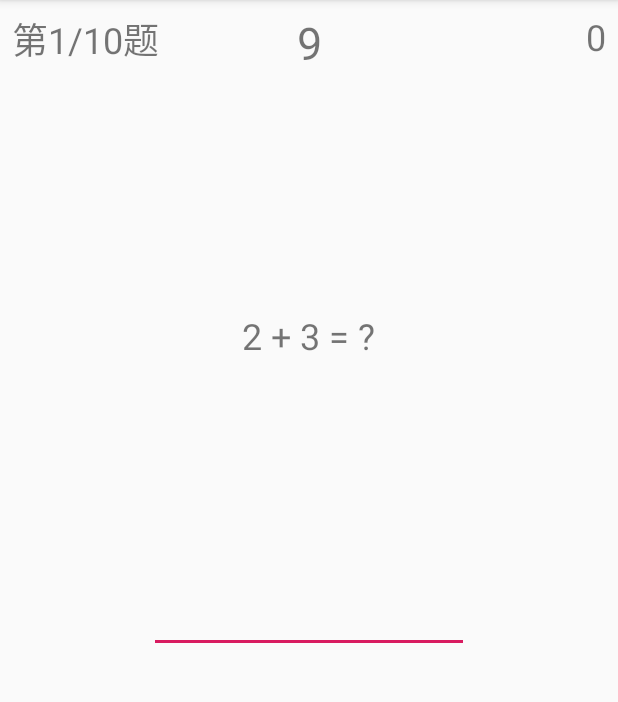
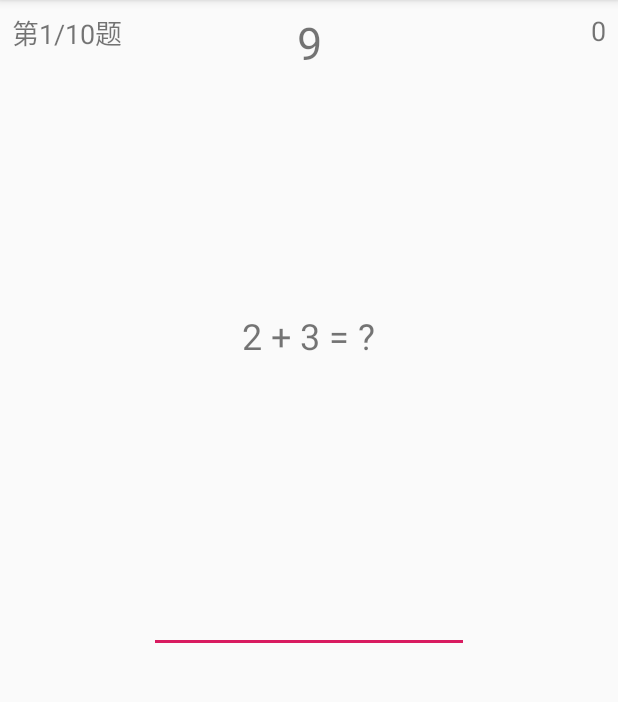
Before and after one commit to AkibaSummer/Oral_calculus, an Android app: the screen it shows after launch (TestActivity), after a tap on "10以内的加法", on a phone screen of 412 x 824 dp, the part 84-786 px from its top. Run offline under Robolectric (Android 15) with nearby library versions, the phone set to English and light mode, and no system bars.

Commit message:
setting type

```diff
--- a/app/src/main/java/com/silentselene/Oral_calculus/HomeFragment.java
+++ b/app/src/main/java/com/silentselene/Oral_calculus/HomeFragment.java
@@ -35,12 +35,11 @@ public class HomeFragment extends Fragment {
         Button button;
         for (int i = 0; i < Constant.problemtypes; i++) {
             button = view.findViewById(id[i]);
-            final int ii=i;
+            final int ii = i;
             button.setOnClickListener(new View.OnClickListener() {
-                final int iii=ii;
                 @Override
                 public void onClick(View view) {
-                    Constant.type = iii + 1;
+                    Constant.type = ii;
                     Intent intent = new Intent();
                     intent.setClass(inflater.getContext(), TestActivity.class);
                     startActivity(intent);
--- a/app/src/main/java/com/silentselene/Oral_calculus/ScoreActivity.java
+++ b/app/src/main/java/com/silentselene/Oral_calculus/ScoreActivity.java
@@ -12,6 +12,6 @@ public class ScoreActivity extends AppCompatActivity {
         TextView score=findViewById(R.id.score_score);
         score.setText(String.valueOf(Constant.score));
         TextView type=findViewById(R.id.score_type);
-        type.setText(Constant.type_name[Constant.type-1]);
+        type.setText(Constant.type_name[Constant.type]);
     }
 }
--- a/app/src/main/java/com/silentselene/Oral_calculus/getProblem.java
+++ b/app/src/main/java/com/silentselene/Oral_calculus/getProblem.java
@@ -147,6 +147,7 @@ final class getProblem {
     }
 
     static Ret get(int i) {
+        i++;
         switch (i) {
             case 1:
                 return p1();
--- a/app/src/main/res/layout/activity_test.xml
+++ b/app/src/main/res/layout/activity_test.xml
@@ -44,7 +44,7 @@
         android:layout_marginTop="8dp"
         android:layout_marginEnd="8dp"
         android:text="TextView"
-        android:textSize="24sp"
+        android:textSize="18sp"
         app:layout_constraintEnd_toEndOf="parent"
         app:layout_constraintTop_toTopOf="parent" />
 
@@ -55,7 +55,7 @@
         android:layout_marginStart="8dp"
         android:layout_marginTop="8dp"
         android:text="TextView"
-        android:textSize="24sp"
+        android:textSize="18sp"
         app:layout_constraintStart_toStartOf="parent"
         app:layout_constraintTop_toTopOf="parent" />
 
```
Also changed, not shown: app/src/main/java/com/silentselene/Oral_calculus/TestActivity.java (+8 -0 lines).
